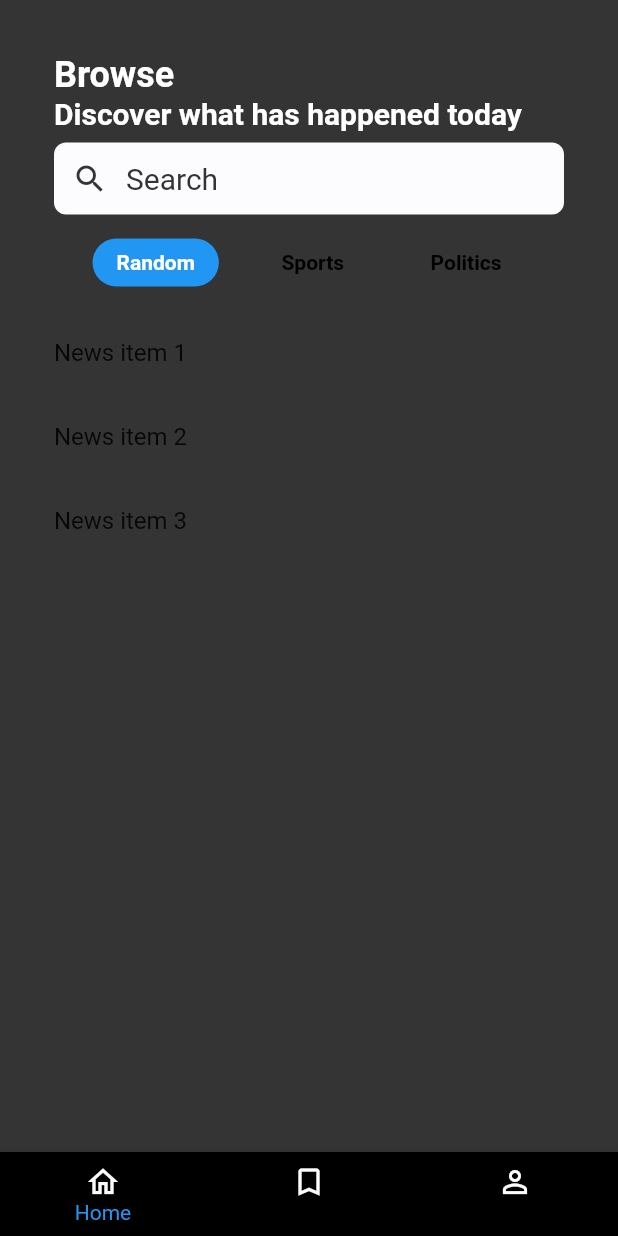
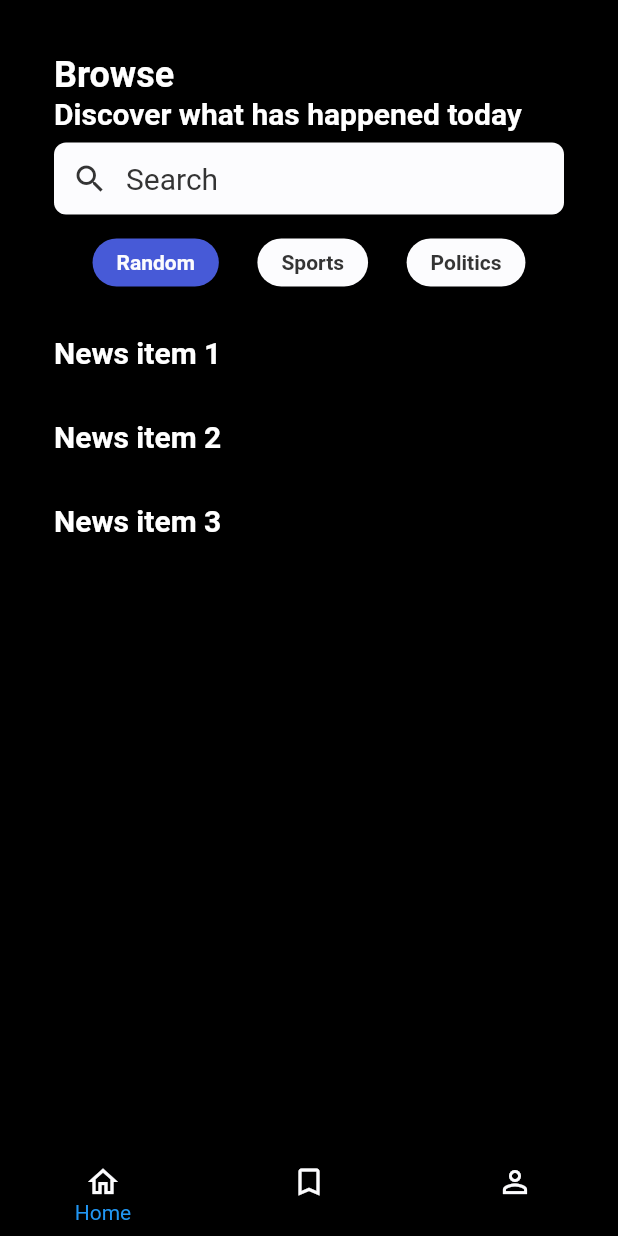
Before and after one commit to PeachBlack-Alba/news-time, a Flutter app: the BrowseNewsPage screen opened directly, on a phone screen of 412 x 824 dp. Run offline on Flutter 3.47's test engine with Material 2 defaults, Android fonts, the phone set to English and light mode, and no system bars.

Commit message:
browse news page draft 2

```diff
--- a/lib/features/browseNews/browse_news_page.dart
+++ b/lib/features/browseNews/browse_news_page.dart
@@ -1,7 +1,6 @@
 import 'package:flutter/material.dart';
 
 import '../ui/colors.dart';
-
 
 class BrowseNewsPage extends StatefulWidget {
   const BrowseNewsPage({Key? key}) : super(key: key);
@@ -25,7 +24,7 @@ class _BrowseNewsPageState extends State<BrowseNewsPage> {
   Widget build(BuildContext context) {
     return Scaffold(
       body: Container(
-        decoration: const BoxDecoration(color: AppColors.lightGrey4),
+        decoration: const BoxDecoration(color: AppColors.black),
         padding: const EdgeInsets.all(20.0),
         child: Column(
           crossAxisAlignment: CrossAxisAlignment.start,
@@ -35,16 +34,16 @@ class _BrowseNewsPageState extends State<BrowseNewsPage> {
               child: Column(
                 crossAxisAlignment: CrossAxisAlignment.start,
                 children: [
-                  Text(
+                  const Text(
                     'Browse',
-                    style: const TextStyle(fontSize: 24.0, fontWeight: FontWeight.bold, color: Colors.white),
+                    style: TextStyle(fontSize: 24.0, fontWeight: FontWeight.bold, color: Colors.white),
                   ),
                   const Text(
                     "Discover what has happened today",
                     style: TextStyle(fontSize: 20.0, fontWeight: FontWeight.bold, color: Colors.white),
                   ),
                   const SizedBox(height: 8),
-                  SearchBarTab(),
+                  const SearchBarTab(),
                   const SizedBox(height: 16),
                   ListTabView(
                     selectedIndex: _selectedIndex,
@@ -64,7 +63,10 @@ class _BrowseNewsPageState extends State<BrowseNewsPage> {
                 itemBuilder: (context, index) {
                   final item = newsItems[tabItems[_selectedIndex]]![index];
                   return ListTile(
-                    title: Text(item),
+                    title: Text(
+                      item,
+                      style: const TextStyle(fontSize: 20.0, fontWeight: FontWeight.bold, color: Colors.white),
+                    ),
                   );
                 },
               ),
@@ -90,7 +92,10 @@ class SearchBarTab extends StatelessWidget {
       child: Row(
         children: [
           IconButton(
-            icon: const Icon(Icons.search, color: AppColors.lightGrey4,),
+            icon: const Icon(
+              Icons.search,
+              color: AppColors.lightGrey4,
+            ),
             onPressed: () {
               // Handle search icon press
             },
@@ -137,12 +142,12 @@ class ListTabView extends StatelessWidget {
             padding: const EdgeInsets.symmetric(horizontal: 16, vertical: 8),
             decoration: BoxDecoration(
               borderRadius: BorderRadius.circular(16),
-              color: selectedIndex == index ? Colors.blue : Colors.transparent,
+              color: selectedIndex == index ? AppColors.accentColorBlue : AppColors.white,
             ),
             child: Text(
               item,
               style: TextStyle(
-                color: selectedIndex == index ? Colors.white : Colors.black,
+                color: selectedIndex == index ? AppColors.white : AppColors.lightGrey4,
                 fontWeight: FontWeight.bold,
               ),
             ),
```
